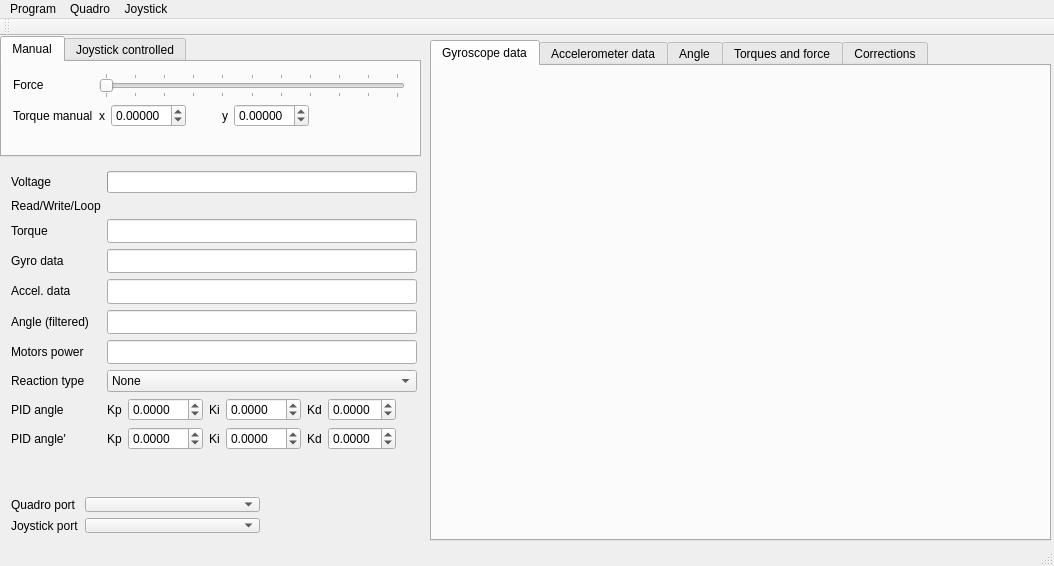
Above: control/qt/quadro.ui from it-workshop/Quadrocopter before the change. Below: the same form after it.
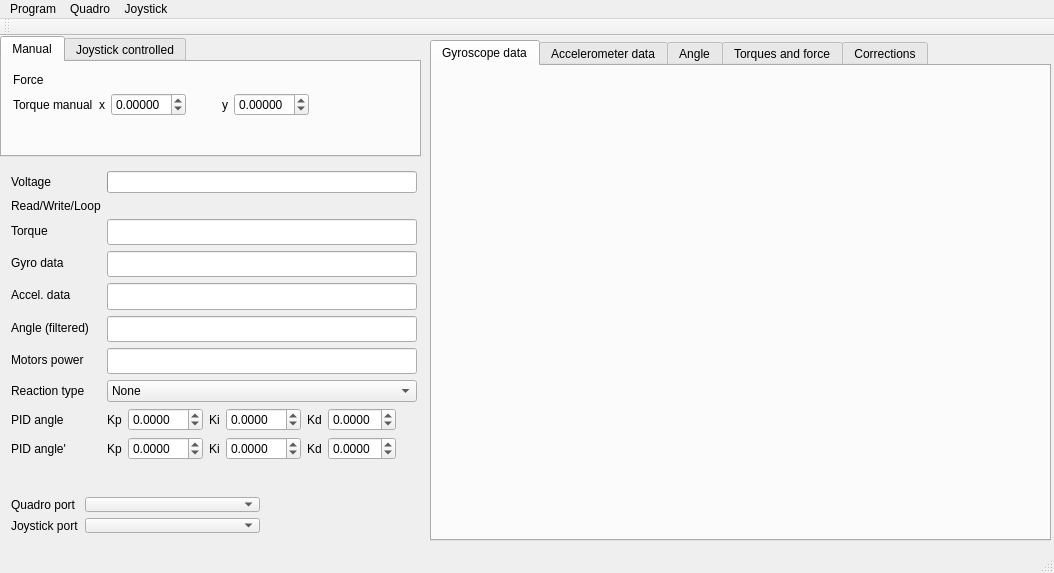
That is the form after the change. Custom widgets are drawn as their Qt base class.

Commit message: Only one motor enabled, longer period for filter for gyroscope, new slider for force (full power on home button fixed)

Patch:
```diff
--- a/control/qt/quadro.ui
+++ b/control/qt/quadro.ui
@@ -7,12 +7,45 @@
     <x>0</x>
     <y>0</y>
     <width>1054</width>
-    <height>566</height>
+    <height>573</height>
    </rect>
   </property>
+  <property name="sizePolicy">
+   <sizepolicy hsizetype="Fixed" vsizetype="Fixed">
+    <horstretch>0</horstretch>
+    <verstretch>0</verstretch>
+   </sizepolicy>
+  </property>
+  <property name="maximumSize">
+   <size>
+    <width>1054</width>
+    <height>573</height>
+   </size>
+  </property>
+  <property name="contextMenuPolicy">
+   <enum>Qt::NoContextMenu</enum>
+  </property>
   <property name="windowTitle">
    <string>Quadro</string>
   </property>
+  <property name="windowOpacity">
+   <double>1.000000000000000</double>
+  </property>
+  <property name="toolButtonStyle">
+   <enum>Qt::ToolButtonIconOnly</enum>
+  </property>
+  <property name="animated">
+   <bool>false</bool>
+  </property>
+  <property name="documentMode">
+   <bool>false</bool>
+  </property>
+  <property name="tabShape">
+   <enum>QTabWidget::Triangular</enum>
+  </property>
+  <property name="unifiedTitleAndToolBarOnMac">
+   <bool>true</bool>
+  </property>
   <widget class="QWidget" name="centralWidget">
    <widget class="QWidget" name="formLayoutWidget">
     <property name="geometry">
@@ -79,10 +112,13 @@
         <x>0</x>
         <y>0</y>
         <width>414</width>
-        <height>81</height>
+        <height>90</height>
        </rect>
       </property>
       <layout class="QFormLayout" name="formLayout_5">
+       <property name="fieldGrowthPolicy">
+        <enum>QFormLayout::AllNonFixedFieldsGrow</enum>
+       </property>
        <item row="0" column="0">
         <widget class="QLabel" name="label_power">
          <property name="text">
@@ -91,26 +127,7 @@
         </widget>
        </item>
        <item row="0" column="1">
-        <widget class="QSlider" name="power">
-         <property name="maximum">
-          <number>10</number>
-         </property>
-         <property name="singleStep">
-          <number>1</number>
-         </property>
-         <property name="tracking">
-          <bool>true</bool>
-         </property>
-         <property name="orientation">
-          <enum>Qt::Horizontal</enum>
-         </property>
-         <property name="tickPosition">
-          <enum>QSlider::TicksBothSides</enum>
-         </property>
-         <property name="tickInterval">
-          <number>1</number>
-         </property>
-        </widget>
+        <widget class="QwtSlider" name="power"/>
        </item>
        <item row="1" column="0">
         <widget class="QLabel" name="label_torque_manual_correction">
@@ -297,7 +314,7 @@
       <x>0</x>
       <y>124</y>
       <width>428</width>
-      <height>301</height>
+      <height>311</height>
      </rect>
     </property>
     <layout class="QFormLayout" name="formLayout_2">
@@ -936,6 +953,11 @@
    <extends>QFrame</extends>
    <header>qwt_plot.h</header>
   </customwidget>
+  <customwidget>
+   <class>QwtSlider</class>
+   <extends>QWidget</extends>
+   <header>qwt_slider.h</header>
+  </customwidget>
  </customwidgets>
  <resources/>
  <connections/>
```
Left out of the diff: 40 changed lines with no effect on the pictures. The commit also changes 4 other files.
